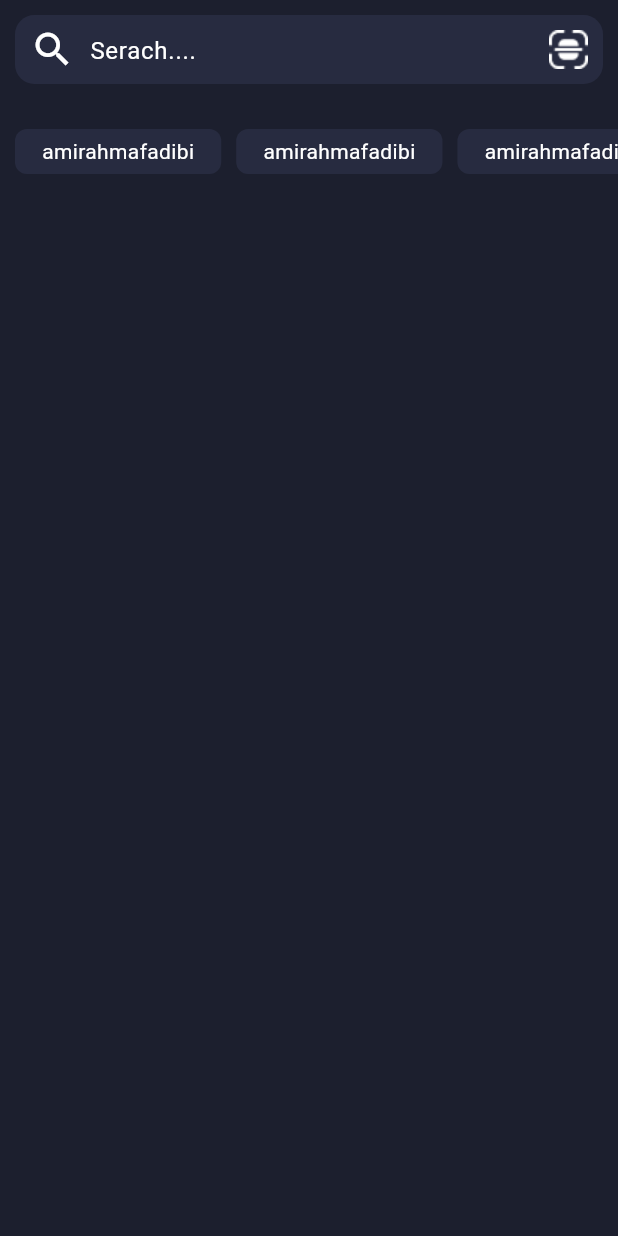
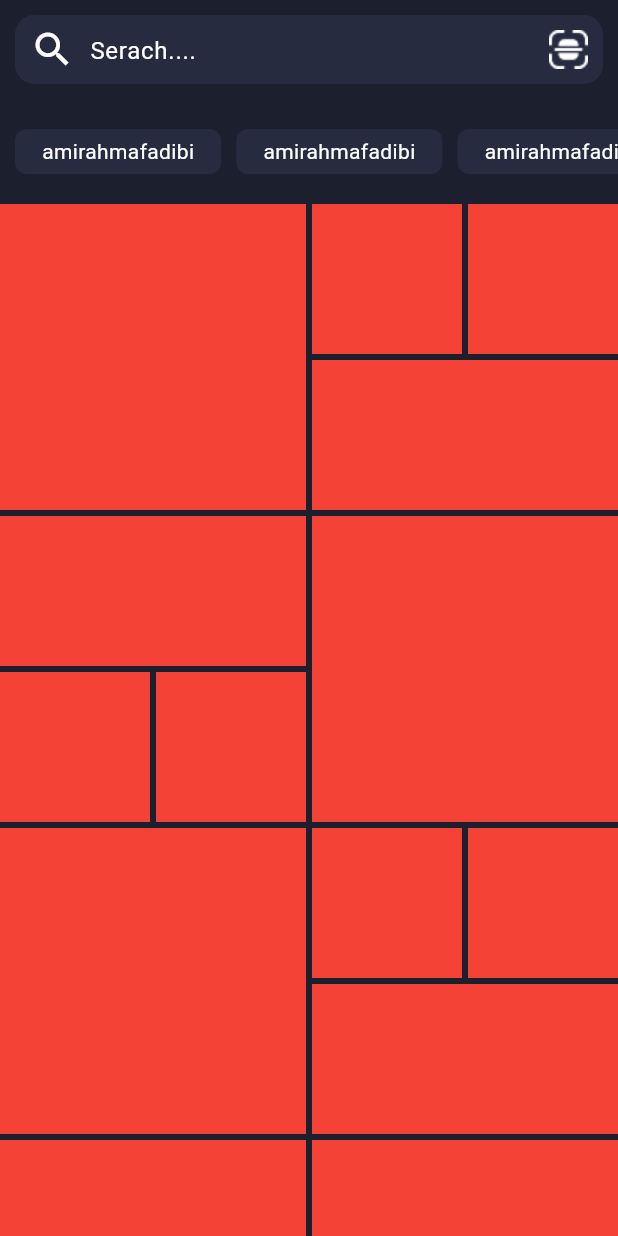
Before and after one commit to mahdiramezanii/instagram-app-flutter, a Flutter app: the ExploreScrean screen opened directly, on a phone screen of 412 x 824 dp. Run offline on Flutter 3.47's test engine with Material 3 defaults, Android fonts, the phone set to English and light mode, and no system bars; our stand-ins replace hexcolor.

Commit message:
add stagger grid to explore

```diff
--- a/lib/screan/explore.dart
+++ b/lib/screan/explore.dart
@@ -1,4 +1,5 @@
 import "package:flutter/material.dart";
+import 'package:flutter_staggered_grid_view/flutter_staggered_grid_view.dart';
 
 class ExploreScrean extends StatelessWidget {
   @override
@@ -74,6 +75,27 @@ class ExploreScrean extends StatelessWidget {
                   );
                 },
               ),
+            ),
+            Expanded(
+              child: GridView.custom(
+                gridDelegate: SliverQuiltedGridDelegate(
+                  crossAxisCount: 4,
+                  mainAxisSpacing: 4,
+                  crossAxisSpacing: 4,
+                  repeatPattern: QuiltedGridRepeatPattern.inverted,
+                  pattern: [
+                    QuiltedGridTile(2, 2),
+                    QuiltedGridTile(1, 1),
+                    QuiltedGridTile(1, 1),
+                    QuiltedGridTile(1, 2),
+                  ],
+                ),
+                childrenDelegate: SliverChildBuilderDelegate((context, index) {
+                  return Container(
+                    color: Colors.red,
+                  );
+                }),
+              ),
             )
           ],
         ),
--- a/pubspec.yaml
+++ b/pubspec.yaml
@@ -19,6 +19,7 @@ dependencies:
 
   cupertino_icons: ^1.0.2
   hexcolor: ^3.0.1
+  flutter_staggered_grid_view: ^0.7.0
 
 dev_dependencies:
   flutter_test:
```
Also changed, not shown: pubspec.lock.
